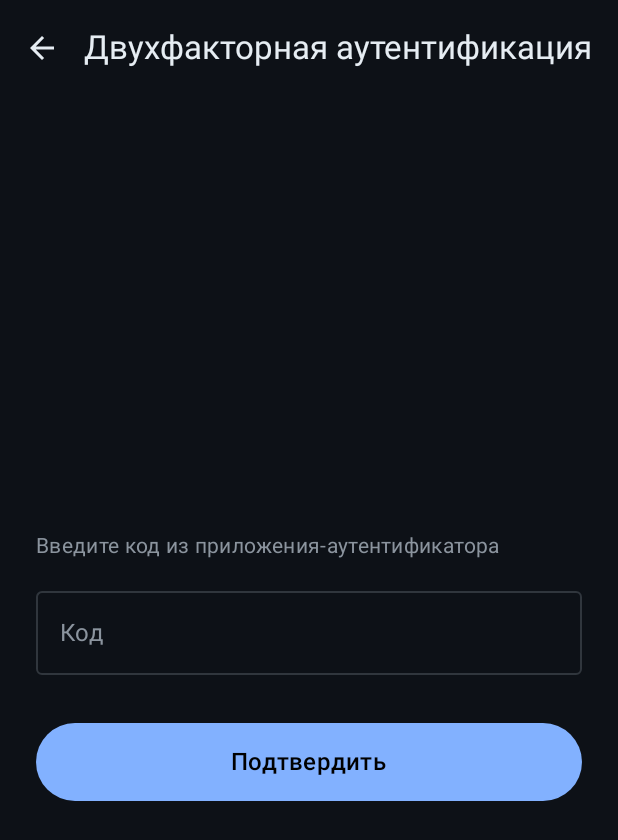
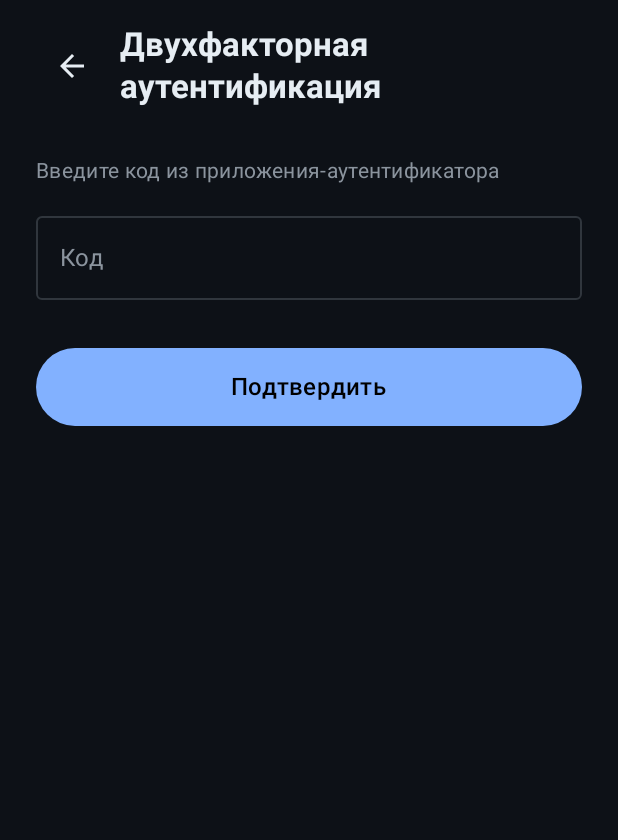
Before and after one commit to Godween69/DVCloud_android-client, an Android app built with Jetpack Compose: the composable TwoFactorScreen shown on its own in the app's theme, on a phone screen of 412 x 824 dp. Shown: the top 840 px of the screen. Run offline under Robolectric (Android 15) with nearby library versions, the phone set to English and light mode, and no system bars; 19 statements that could not run were skipped.

Commit message:
Исправлен UX 2FA экрана: imePadding, убран TopAppBar
Проблемы:
1. Надпись 'Двухфакторная аутентификация' со стрелкой прилипали к верху экрана.
2. Клавиатура могла перекрывать контент.

Решение:
- Убран Scaffold + TopAppBar (который имел фиксированный размер и прилипал к верху).
- Заменено на простой Box с statusBarsPadding() + imePadding() + navigationBarsPadding().
- Заголовок и кнопка назад теперь в Row внутри основной колонки, с отступом сверху.
- contentAlignment = TopCenter — контент прижат к верху, сдвигается вверх при клавиатуре.
- verticalScroll для страховки на маленьких экранах.

Теперь UX 2FA экрана соответствует UX LoginScreen.

```diff
--- a/app/src/main/kotlin/ru/dvbstudio/dvcloud/ui/auth/TwoFactorScreen.kt
+++ b/app/src/main/kotlin/ru/dvbstudio/dvcloud/ui/auth/TwoFactorScreen.kt
@@ -3,6 +3,7 @@ package ru.dvbstudio.dvcloud.ui.auth
 import androidx.compose.foundation.layout.Arrangement
 import androidx.compose.foundation.layout.Box
 import androidx.compose.foundation.layout.Column
+import androidx.compose.foundation.layout.Row
 import androidx.compose.foundation.layout.Spacer
 import androidx.compose.foundation.layout.fillMaxSize
 import androidx.compose.foundation.layout.fillMaxWidth
@@ -11,6 +12,7 @@ import androidx.compose.foundation.layout.imePadding
 import androidx.compose.foundation.layout.navigationBarsPadding
 import androidx.compose.foundation.layout.padding
 import androidx.compose.foundation.layout.size
+import androidx.compose.foundation.layout.statusBarsPadding
 import androidx.compose.foundation.rememberScrollState
 import androidx.compose.foundation.text.KeyboardActions
 import androidx.compose.foundation.text.KeyboardOptions
@@ -21,15 +23,11 @@ import androidx.compose.material.icons.filled.CheckCircle
 import androidx.compose.material3.AlertDialog
 import androidx.compose.material3.Button
 import androidx.compose.material3.CircularProgressIndicator
-import androidx.compose.material3.ExperimentalMaterial3Api
 import androidx.compose.material3.Icon
 import androidx.compose.material3.IconButton
 import androidx.compose.material3.MaterialTheme
 import androidx.compose.material3.OutlinedTextField
-import androidx.compose.material3.Scaffold
 import androidx.compose.material3.Text
-import androidx.compose.material3.TopAppBar
-import androidx.compose.material3.TopAppBarDefaults
 import androidx.compose.runtime.Composable
 import androidx.compose.runtime.LaunchedEffect
 import androidx.compose.runtime.collectAsState
@@ -45,7 +43,16 @@ import androidx.compose.ui.text.input.KeyboardType
 import androidx.compose.ui.unit.dp
 import androidx.lifecycle.viewmodel.compose.viewModel
 
-@OptIn(ExperimentalMaterial3Api::class)
+/**
+ * Экран 2FA (TOTP или запасной код).
+ *
+ * UX:
+ * - statusBarsPadding() — отступ от статус-бара
+ * - imePadding() — отступ под клавиатуру
+ * - contentAlignment = TopCenter — контент прижат к верху
+ * - Заголовок и кнопка назад — в одной строке (Row), без TopAppBar
+ * - Автоотправка при вводе 6 цифр
+ */
 @Composable
 fun TwoFactorScreen(
     onBack: () -> Unit,
@@ -69,14 +76,47 @@ fun TwoFactorScreen(
         }
     }
 
-    Scaffold(
-        topBar = {
-            TopAppBar(
-                title = { Text(stringResource(id = ru.dvbstudio.dvcloud.R.string.twofactor_title)) },
-                colors = TopAppBarDefaults.topAppBarColors(
-                    containerColor = Color.Transparent,
-                ),
-                navigationIcon = {
+    Box(
+        modifier = Modifier
+            .fillMaxSize()
+            .statusBarsPadding()
+            .imePadding()
+            .navigationBarsPadding()
+            .verticalScroll(rememberScrollState())
+            .padding(horizontal = 24.dp, vertical = 16.dp),
+        contentAlignment = Alignment.TopCenter,
+    ) {
+        if (state is LoginUiState.Loading) {
+            Box(
+                modifier = Modifier.fillMaxWidth(),
+                contentAlignment = Alignment.Center,
+            ) {
+                Column(
+                    horizontalAlignment = Alignment.CenterHorizontally,
+                    modifier = Modifier.padding(top = 80.dp),
+                ) {
+                    CircularProgressIndicator(
+                        color = MaterialTheme.colorScheme.primary,
+                        modifier = Modifier.size(56.dp),
+                    )
+                    Spacer(modifier = Modifier.height(16.dp))
+                    Text(
+                        text = stringResource(id = ru.dvbstudio.dvcloud.R.string.login_loading),
+                        style = MaterialTheme.typography.bodyMedium,
+                        color = MaterialTheme.colorScheme.onSurfaceVariant,
+                    )
+                }
+            }
+        } else {
+            Column(
+                modifier = Modifier.fillMaxWidth(),
+                verticalArrangement = Arrangement.spacedBy(12.dp),
+            ) {
+                // Заголовок с кнопкой назад в одной строке
+                Row(
+                    modifier = Modifier.fillMaxWidth(),
+                    verticalAlignment = Alignment.CenterVertically,
+                ) {
                     IconButton(onClick = {
                         viewModel.backToLogin()
                         onBack()
@@ -87,38 +127,16 @@ fun TwoFactorScreen(
                             tint = MaterialTheme.colorScheme.onBackground,
                         )
                     }
-                },
-            )
-        },
-        containerColor = Color.Transparent,
-    ) { innerPadding ->
-        Box(
-            modifier = Modifier
-                .fillMaxSize()
-                .padding(innerPadding)
-                .imePadding()
-                .navigationBarsPadding()
-                .verticalScroll(rememberScrollState())
-                .padding(24.dp),
-            contentAlignment = Alignment.Center,
-        ) {
-            if (state is LoginUiState.Loading) {
-                Column(horizontalAlignment = Alignment.CenterHorizontally) {
-                    CircularProgressIndicator(
-                        color = MaterialTheme.colorScheme.primary,
-                        modifier = Modifier.size(56.dp),
-                    )
-                    Spacer(modifier = Modifier.height(16.dp))
                     Text(
-                        text = stringResource(id = ru.dvbstudio.dvcloud.R.string.login_loading),
-                        style = MaterialTheme.typography.bodyMedium,
+                        text = stringResource(id = ru.dvbstudio.dvcloud.R.string.twofactor_title),
+                        style = MaterialTheme.typography.titleLarge,
+                        fontWeight = FontWeight.Bold,
+                        modifier = Modifier.padding(start = 8.dp),
                     )
                 }
-            } else {
-                Column(
-                    modifier = Modifier.fillMaxWidth(),
-                    verticalArrangement = Arrangement.spacedBy(12.dp),
-                ) {
+
+                Spacer(modifier = Modifier.height(8.dp))
+
                 Text(
                     text = stringResource(id = ru.dvbstudio.dvcloud.R.string.twofactor_subtitle),
                     style = MaterialTheme.typography.bodyMedium,
@@ -156,7 +174,7 @@ fun TwoFactorScreen(
                     )
                 }
 
-                    // Общая ошибка
+                // Общая ошибка (сеть, сервер)
                 if (state is LoginUiState.Error) {
                     Text(
                         text = (state as LoginUiState.Error).details,
@@ -181,7 +199,6 @@ fun TwoFactorScreen(
                         text = stringResource(id = ru.dvbstudio.dvcloud.R.string.twofactor_button),
                         style = MaterialTheme.typography.titleMedium,
                     )
-                    }
                 }
             }
         }
```
Lines whose indentation alone changed are shown as unchanged.
